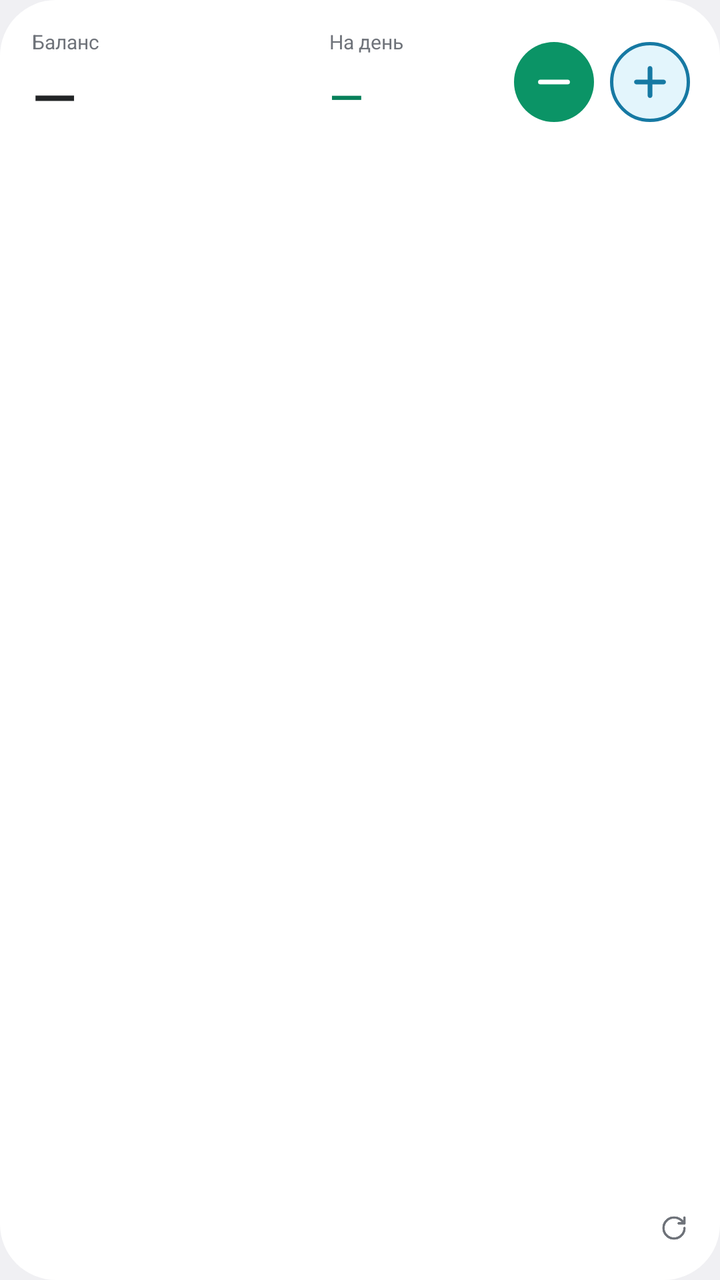
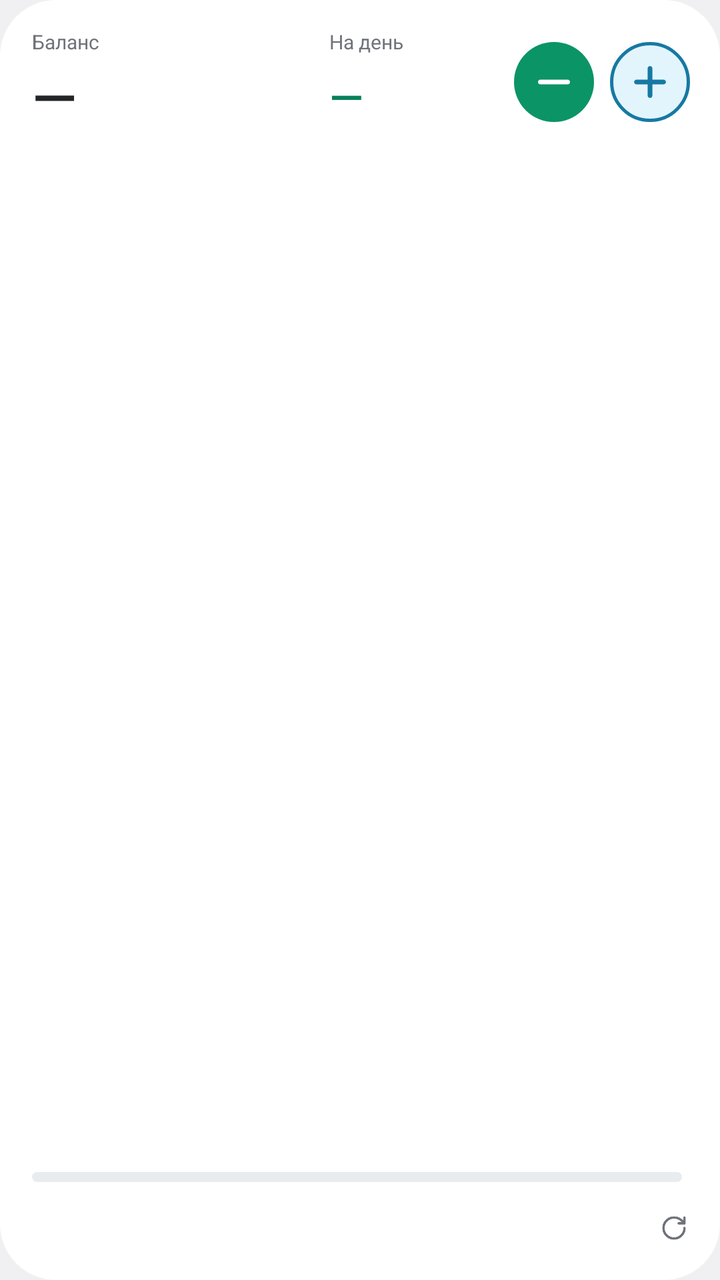

Two renders of the same Android screen: before a commit and after it. Below are the layout's source before the change and the commit's diff.
<!-- AndroidManifest.xml: application theme android:Theme.DeviceDefault.DayNight -->
<!-- res/layout/widget_large.xml -->
<?xml version="1.0" encoding="utf-8"?>
<LinearLayout xmlns:android="http://schemas.android.com/apk/res/android"
    android:id="@+id/root"
    android:layout_width="match_parent"
    android:layout_height="match_parent"
    android:background="@drawable/widget_bg"
    android:orientation="vertical"
    android:paddingStart="16dp"
    android:paddingTop="14dp"
    android:paddingEnd="11dp"
    android:paddingBottom="10dp">

    <LinearLayout
        android:layout_width="match_parent"
        android:layout_height="wrap_content"
        android:gravity="center_vertical"
        android:orientation="horizontal">

        <LinearLayout
            android:layout_width="0dp"
            android:layout_height="wrap_content"
            android:layout_weight="1.6"
            android:orientation="vertical">

            <TextView
                style="@style/WidgetLabel"
                android:text="@string/balance" />

            <TextView
                android:id="@+id/bal_v"
                style="@style/WidgetHero" />
        </LinearLayout>

        <LinearLayout
            android:layout_width="0dp"
            android:layout_height="wrap_content"
            android:layout_marginStart="8dp"
            android:layout_weight="1"
            android:orientation="vertical">

            <TextView
                android:id="@+id/c1_l"
                style="@style/WidgetLabel"
                android:text="@string/per_day" />

            <TextView
                android:id="@+id/c1_v"
                style="@style/WidgetHero.Second" />
        </LinearLayout>

        <ImageView
            android:id="@+id/add_expense"
            style="@style/WidgetButton.Large"
            android:contentDescription="@string/add_expense"
            android:src="@drawable/btn_expense" />

        <ImageView
            android:id="@+id/add_income"
            style="@style/WidgetButton.Large"
            android:contentDescription="@string/add_income"
            android:src="@drawable/btn_income" />
    </LinearLayout>

    <ImageView
        android:id="@+id/chart"
        android:layout_width="match_parent"
        android:layout_height="0dp"
        android:layout_marginTop="8dp"
        android:layout_weight="1"
        android:scaleType="fitCenter" />

    <LinearLayout
        android:id="@+id/status_row"
        android:layout_width="match_parent"
        android:layout_height="wrap_content"
        android:layout_marginTop="4dp"
        android:gravity="center_vertical"
        android:minHeight="32dp"
        android:orientation="horizontal">

        <TextView
            android:id="@+id/today_v"
            style="@style/WidgetNote"
            android:textSize="12sp"
            android:textColor="@color/text" />

        <TextView
            android:id="@+id/rest"
            style="@style/WidgetNote"
            android:layout_width="0dp"
            android:layout_height="16dp"
            android:layout_weight="1"
            android:autoSizeMaxTextSize="12sp"
            android:autoSizeMinTextSize="9sp"
            android:autoSizeStepGranularity="1sp"
            android:autoSizeTextType="uniform"
            android:textSize="12sp"
            android:textColor="@color/muted" />

        <TextView
            android:id="@+id/stamp"
            style="@style/WidgetNote"
            android:layout_marginStart="6dp"
            android:textColor="@color/muted" />

        <ImageView
            android:id="@+id/refresh"
            android:layout_width="24dp"
            android:layout_height="24dp"
            android:contentDescription="@string/refresh"
            android:padding="5dp"
            android:src="@drawable/ic_refresh"
            android:tint="@color/muted" />
    </LinearLayout>
</LinearLayout>
<!-- resources referenced by this layout -->
<resources>
  <color name="muted">#6F737A</color>
  <color name="text">#222426</color>
  <!-- drawable widget_bg (drawable) -->
  <?xml version="1.0" encoding="utf-8"?>
  <shape xmlns:android="http://schemas.android.com/apk/res/android" android:shape="rectangle">
      <solid android:color="@color/surface" />
      <corners android:radius="@android:dimen/system_app_widget_background_radius" />
  </shape>
  <string name="add_expense">Витрата</string>
  <string name="add_income">Дохід</string>
  <string name="balance">Баланс</string>
  <string name="per_day">На день</string>
  <string name="refresh">Оновити</string>
  <style name="WidgetButton.Large">
          <item name="android:layout_width">48dp</item>
          <item name="android:layout_height">48dp</item>
          <item name="android:padding">4dp</item>
      </style>
  <style name="WidgetHero.Second">
          <item name="android:autoSizeMaxTextSize">22sp</item>
          <item name="android:autoSizeMinTextSize">11sp</item>
          <item name="android:textColor">@color/brand_text</item>
          <item name="android:textSize">22sp</item>
      </style>
  <color name="brand">#0B9466</color>
  <color name="inc_bg">#E3F5FC</color>
  <color name="inc_text">#1679A3</color>
  <color name="surface">#FFFFFF</color>
  <color name="brand_text">#08805A</color>
  <color name="on_brand">#FFFFFF</color>
  <!-- unchanged entries left out for length: 8 -->
</resources>

<!-- the commit's change to res/layout/widget_large.xml (unified diff, before → after) -->
@@ -69,11 +69,50 @@
         android:layout_weight="1"
         android:scaleType="fitCenter" />
 
+    
+    <LinearLayout
+        android:id="@+id/month_row"
+        android:layout_width="match_parent"
+        android:layout_height="wrap_content"
+        android:layout_marginTop="6dp"
+        android:gravity="center_vertical"
+        android:orientation="horizontal">
+
+        <FrameLayout
+            android:id="@+id/bars"
+            android:layout_width="0dp"
+            android:layout_height="13dp"
+            android:layout_marginEnd="8dp"
+            android:layout_weight="1">
+
+            <ProgressBar
+                android:id="@+id/bar_ok"
+                style="?android:attr/progressBarStyleHorizontal"
+                android:layout_width="match_parent"
+                android:layout_height="match_parent"
+                android:max="1000"
+                android:progressDrawable="@drawable/bar_ok" />
+
+            <ProgressBar
+                android:id="@+id/bar_over"
+                style="?android:attr/progressBarStyleHorizontal"
+                android:layout_width="match_parent"
+                android:layout_height="match_parent"
+                android:max="1000"
+                android:progressDrawable="@drawable/bar_over"
+                android:visibility="gone" />
+        </FrameLayout>
+
+        <TextView
+            android:id="@+id/pace"
+            style="@style/WidgetNote" />
+    </LinearLayout>
+
     <LinearLayout
         android:id="@+id/status_row"
         android:layout_width="match_parent"
         android:layout_height="wrap_content"
-        android:layout_marginTop="4dp"
+        android:layout_marginTop="2dp"
         android:gravity="center_vertical"
         android:minHeight="32dp"
         android:orientation="horizontal">
<!-- resource entries referenced after the edit -->
@@ -2,6 +2,60 @@
 <resources>
   <color name="muted">#6F737A</color>
   <color name="text">#222426</color>
+  <!-- drawable bar_ok (drawable) -->
+  <?xml version="1.0" encoding="utf-8"?>
+  <layer-list xmlns:android="http://schemas.android.com/apk/res/android">
+      <item
+          android:id="@android:id/background"
+          android:bottom="4dp"
+          android:top="4dp">
+          <shape>
+              <solid android:color="@color/track" />
+              <corners android:radius="3dp" />
+          </shape>
+      </item>
+      <item
+          android:id="@android:id/progress"
+          android:bottom="4dp"
+          android:top="4dp">
+          <clip>
+              <shape>
+                  <solid android:color="@color/brand" />
+                  <corners android:radius="3dp" />
+              </shape>
+          </clip>
+      </item>
+      <item
+          android:id="@android:id/secondaryProgress"
+          android:drawable="@drawable/bar_mark" />
+  </layer-list>
+  <!-- drawable bar_over (drawable) -->
+  <?xml version="1.0" encoding="utf-8"?>
+  <layer-list xmlns:android="http://schemas.android.com/apk/res/android">
+      <item
+          android:id="@android:id/background"
+          android:bottom="4dp"
+          android:top="4dp">
+          <shape>
+              <solid android:color="@color/track" />
+              <corners android:radius="3dp" />
+          </shape>
+      </item>
+      <item
+          android:id="@android:id/progress"
+          android:bottom="4dp"
+          android:top="4dp">
+          <clip>
+              <shape>
+                  <solid android:color="@color/over" />
+                  <corners android:radius="3dp" />
+              </shape>
+          </clip>
+      </item>
+      <item
+          android:id="@android:id/secondaryProgress"
+          android:drawable="@drawable/bar_mark" />
+  </layer-list>
   <!-- drawable widget_bg (drawable) -->
   <?xml version="1.0" encoding="utf-8"?>
   <shape xmlns:android="http://schemas.android.com/apk/res/android" android:shape="rectangle">
@@ -24,7 +78,35 @@
           <item name="android:textColor">@color/brand_text</item>
           <item name="android:textSize">22sp</item>
       </style>
+  <color name="track">#E9ECEF</color>
   <color name="brand">#0B9466</color>
+  <!-- drawable bar_mark (drawable) -->
+  <?xml version="1.0" encoding="utf-8"?>
+  <scale xmlns:android="http://schemas.android.com/apk/res/android"
+      android:scaleGravity="left"
+      android:scaleWidth="100%">
+      <layer-list>
+          <item
+              android:width="2dp"
+              android:bottom="4dp"
+              android:gravity="end|fill_vertical"
+              android:top="4dp">
+              <shape>
+                  <solid android:color="@color/surface" />
+              </shape>
+          </item>
+          <item
+              android:width="2dp"
+              android:height="3dp"
+              android:gravity="end|bottom">
+              <shape>
+                  <solid android:color="@color/muted" />
+                  <corners android:radius="1dp" />
+              </shape>
+          </item>
+      </layer-list>
+  </scale>
+  <color name="over">#E53935</color>
   <color name="inc_bg">#E3F5FC</color>
   <color name="inc_text">#1679A3</color>
   <color name="surface">#FFFFFF</color>
